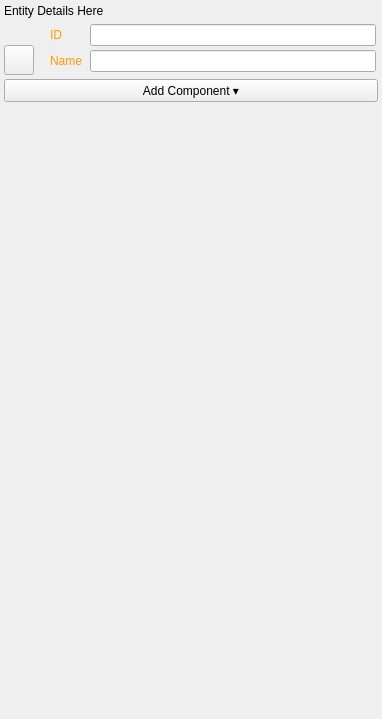
First picture: the form in dev/Code/Framework/AzToolsFramework/AzToolsFramework/UI/PropertyEditor/EntityPropertyEditor.ui, repository aws/lumberyard, before the edit.
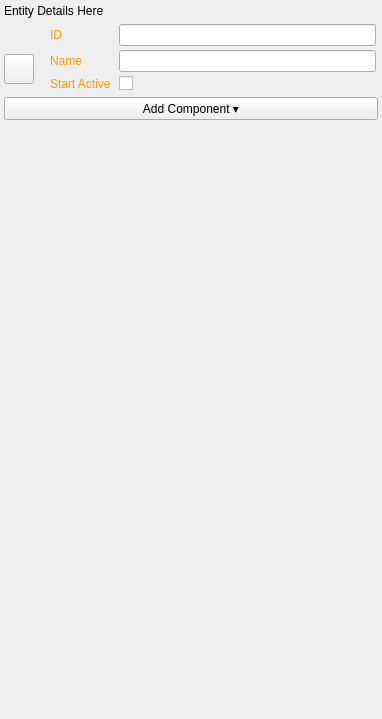
Second picture: the form after the edit. Custom widgets are drawn as their Qt base class.

```diff
--- a/dev/Code/Framework/AzToolsFramework/AzToolsFramework/UI/PropertyEditor/EntityPropertyEditor.ui
+++ b/dev/Code/Framework/AzToolsFramework/AzToolsFramework/UI/PropertyEditor/EntityPropertyEditor.ui
@@ -128,6 +128,57 @@
          <property name="verticalSpacing">
           <number>4</number>
          </property>
+         <item row="3" column="0">
+          <widget class="QLabel" name="m_startActiveLabel">
+           <property name="palette">
+            <palette>
+             <active>
+              <colorrole role="WindowText">
+               <brush brushstyle="SolidPattern">
+                <color alpha="255">
+                 <red>255</red>
+                 <green>153</green>
+                 <blue>0</blue>
+                </color>
+               </brush>
+              </colorrole>
+             </active>
+             <inactive>
+              <colorrole role="WindowText">
+               <brush brushstyle="SolidPattern">
+                <color alpha="255">
+                 <red>255</red>
+                 <green>153</green>
+                 <blue>0</blue>
+                </color>
+               </brush>
+              </colorrole>
+             </inactive>
+             <disabled>
+              <colorrole role="WindowText">
+               <brush brushstyle="SolidPattern">
+                <color alpha="255">
+                 <red>120</red>
+                 <green>120</green>
+                 <blue>120</blue>
+                </color>
+               </brush>
+              </colorrole>
+             </disabled>
+            </palette>
+           </property>
+           <property name="text">
+            <string>Start Active</string>
+           </property>
+          </widget>
+         </item>
+         <item row="3" column="1">
+          <widget class="QCheckBox" name="m_initiallyActiveCheckbox">
+           <property name="readOnly" stdset="0">
+            <bool>false</bool>
+           </property>
+          </widget>
+         </item>
          <item row="1" column="1">
           <widget class="QLineEdit" name="m_entityIdEditor">
            <property name="readOnly">
@@ -267,7 +318,7 @@
     </layout>
    </item>
    <item>
-    <widget class="AzToolsFramework::EntityQScrollArea" name="m_componentList">
+    <widget class="QScrollArea" name="m_componentList">
      <property name="focusPolicy">
       <enum>Qt::ClickFocus</enum>
      </property>
@@ -303,7 +354,7 @@
       </property>
       <layout class="QVBoxLayout" name="verticalLayout_3">
        <property name="spacing">
-        <number>5</number>
+        <number>12</number>
        </property>
        <property name="leftMargin">
         <number>0</number>
@@ -324,12 +375,6 @@
   </layout>
  </widget>
  <customwidgets>
-  <customwidget>
-   <class>AzToolsFramework::EntityQScrollArea</class>
-   <extends>QScrollArea</extends>
-   <header>AzToolsFramework/UI/PropertyEditor/EntityQScrollArea.hxx</header>
-   <container>1</container>
-  </customwidget>
   <customwidget>
    <class>AzToolsFramework::IconButton</class>
    <extends>QPushButton</extends>
```
